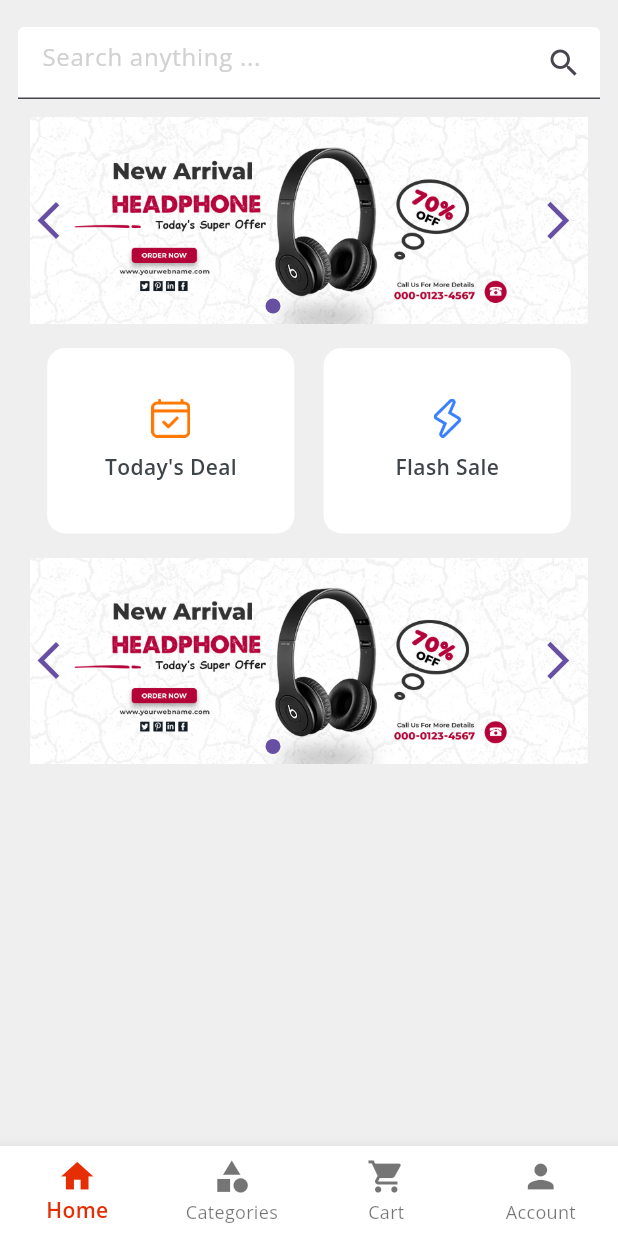
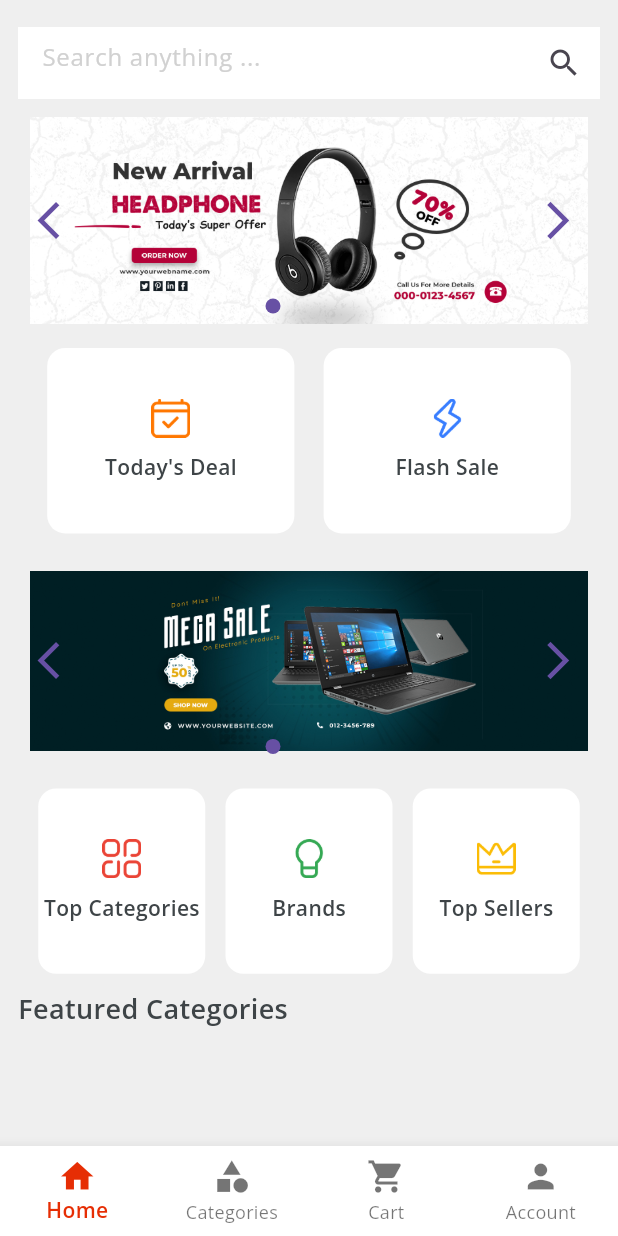
Before and after one commit to CHATappchik/shop_app, a Flutter app: the Home screen opened directly, on a phone screen of 412 x 824 dp. Run offline on Flutter 3.47's test engine with Material 3 defaults, Android fonts, the phone set to English and light mode, and no system bars; drawn by our look-alikes of card_swiper; our stand-ins replace animated_splash_screen, flutter_mobx, mobx; generated files the repository leaves out were written again.

Commit message:
Ui home page 2 swiper/

```diff
--- a/lib/controllers/swipper_controller/swiper_controller.dart
+++ b/lib/controllers/swipper_controller/swiper_controller.dart
@@ -17,6 +17,14 @@ abstract class _MySwiperController with Store {
     'assets/images/slider_4.png',
   ];
 
+  @observable
+  List<String> secondSwiperList = [
+    'assets/images/banner2.jpg',
+    'assets/images/banner3.jpg',
+    'assets/images/banner4.jpg',
+    'assets/images/banner5.jpg',
+  ];
+
 
   @action
   void updateSwiperController(SwiperController newController) {
--- a/lib/screens/home_screen/home_screen.dart
+++ b/lib/screens/home_screen/home_screen.dart
@@ -3,6 +3,7 @@ import 'package:flutter/material.dart';
 import 'package:flutter_mobx/flutter_mobx.dart';
 import 'package:shop_app/const/colors.dart';
 import 'package:shop_app/const/strings.dart';
+import 'package:shop_app/const/styles.dart';
 import 'package:shop_app/controllers/swipper_controller/swiper_controller.dart';
 import 'package:shop_app/widgets/home_buttons.dart';
 
@@ -19,7 +20,6 @@ class HomePage extends StatelessWidget {
       width: MediaQuery.of(context).size.width,
       height: MediaQuery.of(context).size.height,
       child: SafeArea(
-        child: SingleChildScrollView(
         child: Column(
           children: [
             Container(
@@ -28,6 +28,7 @@ class HomePage extends StatelessWidget {
               color: lightGrey,
               child: TextFormField(
                 decoration: const InputDecoration(
+                  border: InputBorder.none,
                   suffixIcon: Icon(Icons.search),
                   filled: true,
                   fillColor: whiteColor,
@@ -40,6 +41,11 @@ class HomePage extends StatelessWidget {
             ),
 
             // swipers brands
+            Expanded(
+              child: SingleChildScrollView(
+                physics: const BouncingScrollPhysics(),
+                child: Column(
+                  children: [
                     Container(
                       margin: const EdgeInsets.symmetric(horizontal: 8),
                       decoration: BoxDecoration(
@@ -91,10 +97,10 @@ class HomePage extends StatelessWidget {
                       child: Observer(
                         builder: (_) => Swiper(
                           autoplay: true,
-                    controller: mySwiperController.swiperController,
-                    itemCount: mySwiperController.imagePathsList.length,
+                          // controller: mySwiperController.swiperController,
+                          itemCount: mySwiperController.secondSwiperList.length,
                           itemBuilder: (BuildContext context, int index) {
-                      return Image.asset(mySwiperController.imagePathsList[index],
+                            return Image.asset(mySwiperController.secondSwiperList[index],
                                 fit: BoxFit.fitWidth);
                           },
                           pagination: const SwiperPagination(),
@@ -103,8 +109,50 @@ class HomePage extends StatelessWidget {
                       ),
                     ),
                     const SizedBox(height: 10),
+                    Row(
+                      mainAxisAlignment: MainAxisAlignment.spaceEvenly,
+                      children: [
+                        homeButtons(
+                          height: MediaQuery.of(context).size.height * 0.15,
+                          width: MediaQuery.of(context).size.width / 3.7,
+                          icon: 'assets/icons/top_categories.png',
+                          title: topCategories,
+                        ),
+                        homeButtons(
+                          height: MediaQuery.of(context).size.height * 0.15,
+                          width: MediaQuery.of(context).size.width / 3.7,
+                          icon: 'assets/icons/brands.png',
+                          title: brands,
+                        ),
+                        homeButtons(
+                          height: MediaQuery.of(context).size.height * 0.15,
+                          width: MediaQuery.of(context).size.width / 3.7,
+                          icon: 'assets/icons/top_sellers.png',
+                          title: topSellers,
+                        ),
                       ],
                     ),
+
+                    //features categories
+
+                    const SizedBox(height: 10),
+
+                    const Align(
+                      alignment: Alignment.centerLeft,
+                      child: Text(
+                        featuredCategories,
+                        style: TextStyle(
+                          color: darkFontGrey,
+                          fontSize: 18,
+                          fontFamily: semibold,
+                        ),
+                      ),
+                    ),
+                  ],
+                ),
+              ),
+            ),
+          ],
         ),
       ),
     );
```
Also changed, not shown: assets/icons/brands.png (added), assets/icons/top_categories.png (added), assets/icons/top_sellers.png (added), assets/images/banner2.jpg (added), assets/images/banner3.jpg (added), assets/images/banner4.jpg (added), assets/images/banner5.jpg (added), lib/controllers/swipper_controller/swiper_controller.g.dart. Lines whose indentation alone changed are shown as unchanged.
